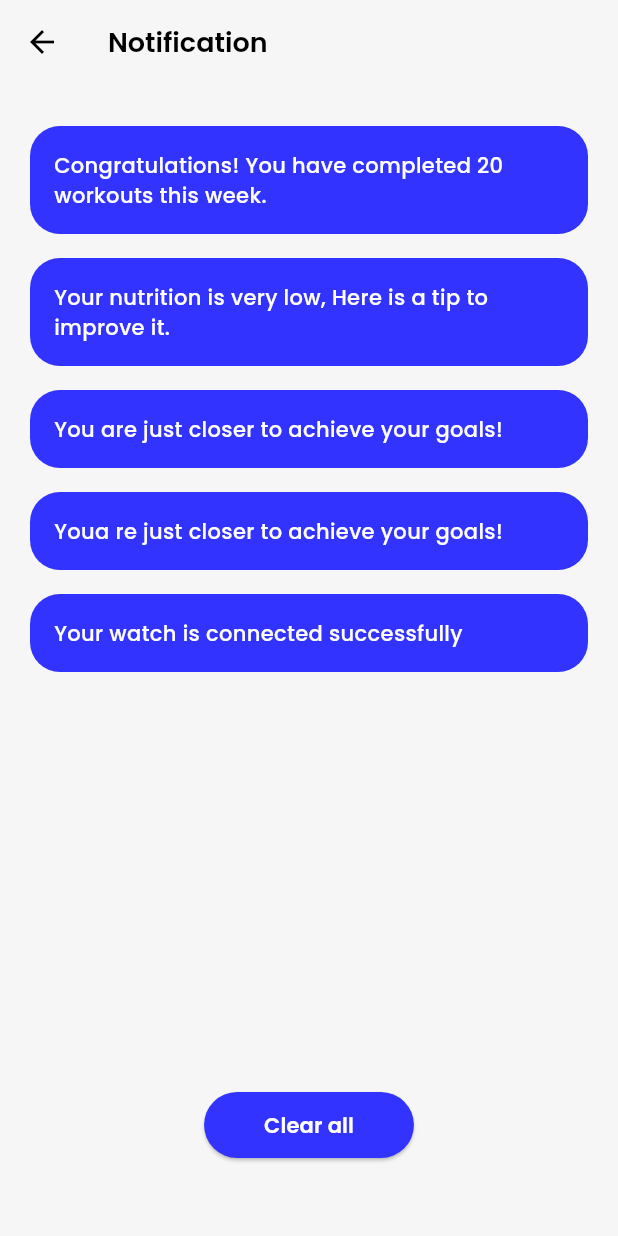
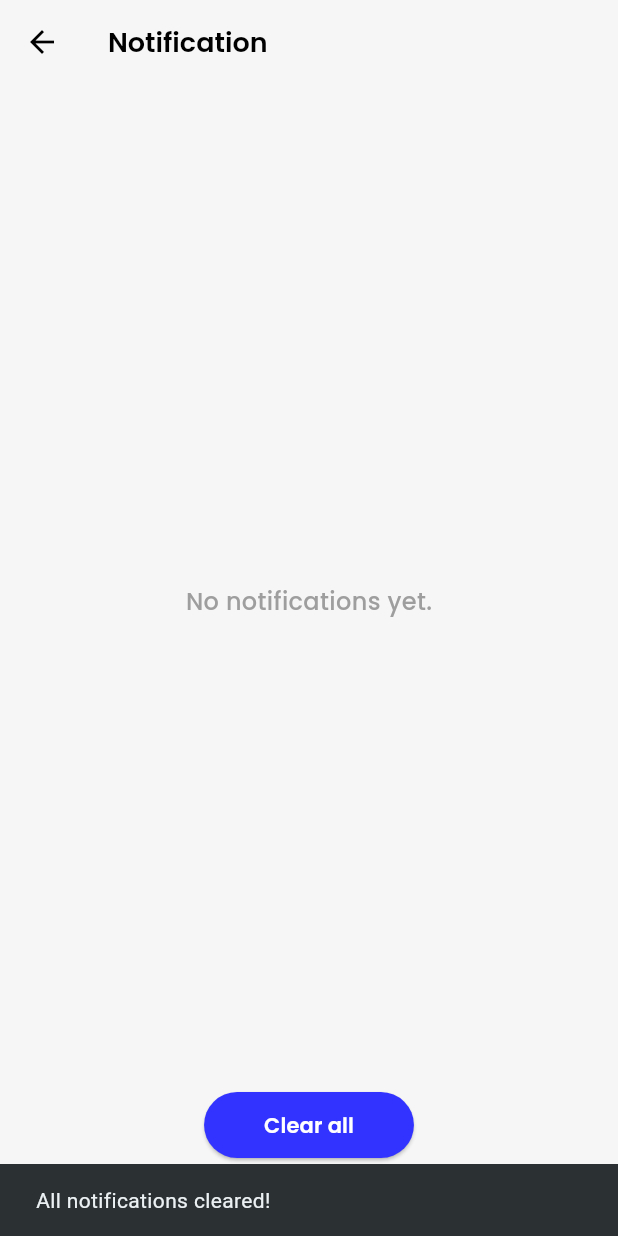
Before and after one commit to lianaprtw/FE_HealthTracker, a Flutter app: the NotificationPage screen opened directly, after a tap on "Clear all", on a phone screen of 412 x 824 dp. Run offline on Flutter 3.47's test engine with Material 3 defaults, Android fonts, the phone set to English and light mode, and no system bars; our stand-ins replace image_picker, shared_preferences; accounts and stored records are empty.

Commit message:
update notifikasi

```diff
--- a/lib/views/Trainee/notification.dart
+++ b/lib/views/Trainee/notification.dart
@@ -1,5 +1,5 @@
 import 'package:flutter/material.dart';
-// import 'package:health_tracker/views/Trainee/mainpage.dart';
+// import 'package:health_tracker/views/Trainee/mainpage.dart'; // Uncomment if you need this import
 
 class NotificationPage extends StatefulWidget {
   const NotificationPage({super.key});
@@ -9,7 +9,8 @@ class NotificationPage extends StatefulWidget {
 }
 
 class _NotificationPageState extends State<NotificationPage> {
-  final List<String> notifications = const [
+  // Hapus 'const' agar daftar dapat dimodifikasi
+  final List<String> notifications = [
     "Congratulations! You have completed 20 workouts this week.",
     "Your nutrition is very low, Here is a tip to improve it.",
     "You are just closer to achieve your goals!",
@@ -49,23 +50,23 @@ class _NotificationPageState extends State<NotificationPage> {
           ),
         ),
         centerTitle: false,
-        // actions: [
-        //   Padding(
-        //     padding: const EdgeInsets.only(right: 20),
-        //     child: IconButton(
-        //       icon: const Icon(Icons.notifications, color: Colors.black, size: 30),
-        //       onPressed: () {
-        //         // Sudah di halaman notifikasi
-        //       },
-        //     ),
-        //   ),
-        // ],
       ),
       body: Column(
         children: [
           const SizedBox(height: 20),
           Expanded(
-            child: ListView.builder(
+            child: notifications.isEmpty
+                ? const Center(
+                    child: Text(
+                      "No notifications yet.",
+                      style: TextStyle(
+                        fontFamily: 'PoppinsMedium',
+                        fontSize: 16,
+                        color: Colors.grey,
+                      ),
+                    ),
+                  )
+                : ListView.builder(
                     itemCount: notifications.length,
                     itemBuilder: (context, index) {
                       return Padding(
@@ -94,6 +95,16 @@ class _NotificationPageState extends State<NotificationPage> {
             child: ElevatedButton(
               onPressed: () {
                 // Tambahkan aksi hapus semua notifikasi
+                setState(() {
+                  notifications.clear(); // Ini akan mengosongkan daftar notifikasi
+                });
+                // Tampilkan SnackBar untuk konfirmasi
+                ScaffoldMessenger.of(context).showSnackBar(
+                  const SnackBar(
+                    content: Text("All notifications cleared!"),
+                    duration: Duration(seconds: 2),
+                  ),
+                );
               },
               style: ElevatedButton.styleFrom(
                 backgroundColor: const Color(0xFF3333FF),
```
Lines whose indentation alone changed are shown as unchanged.
